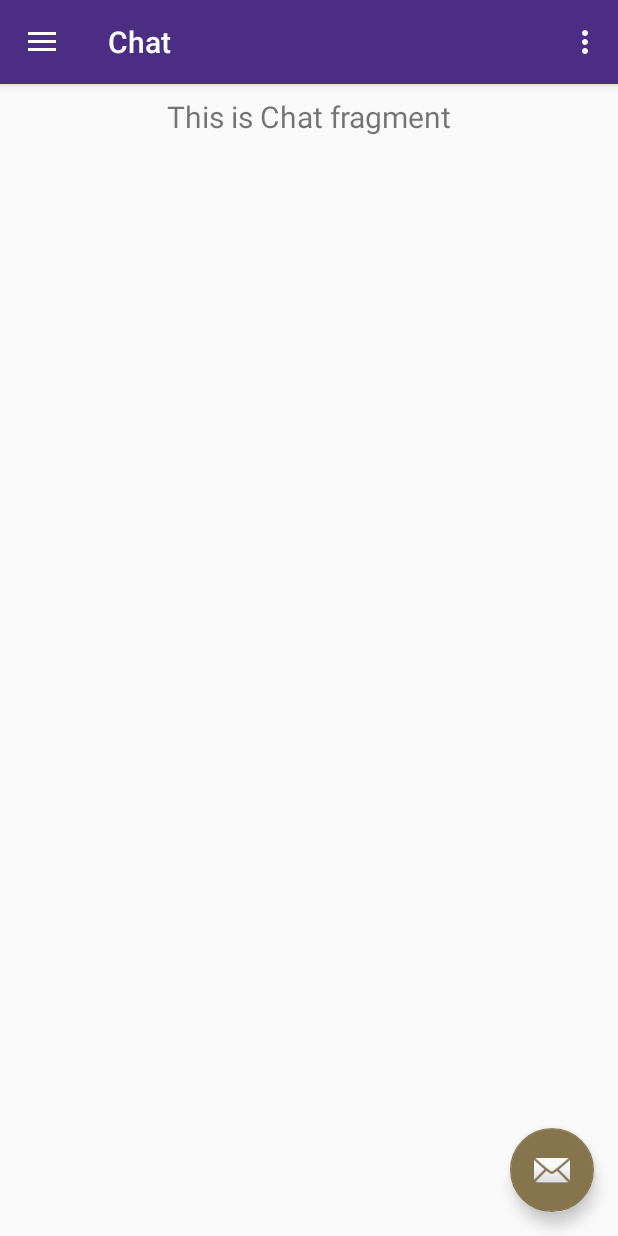
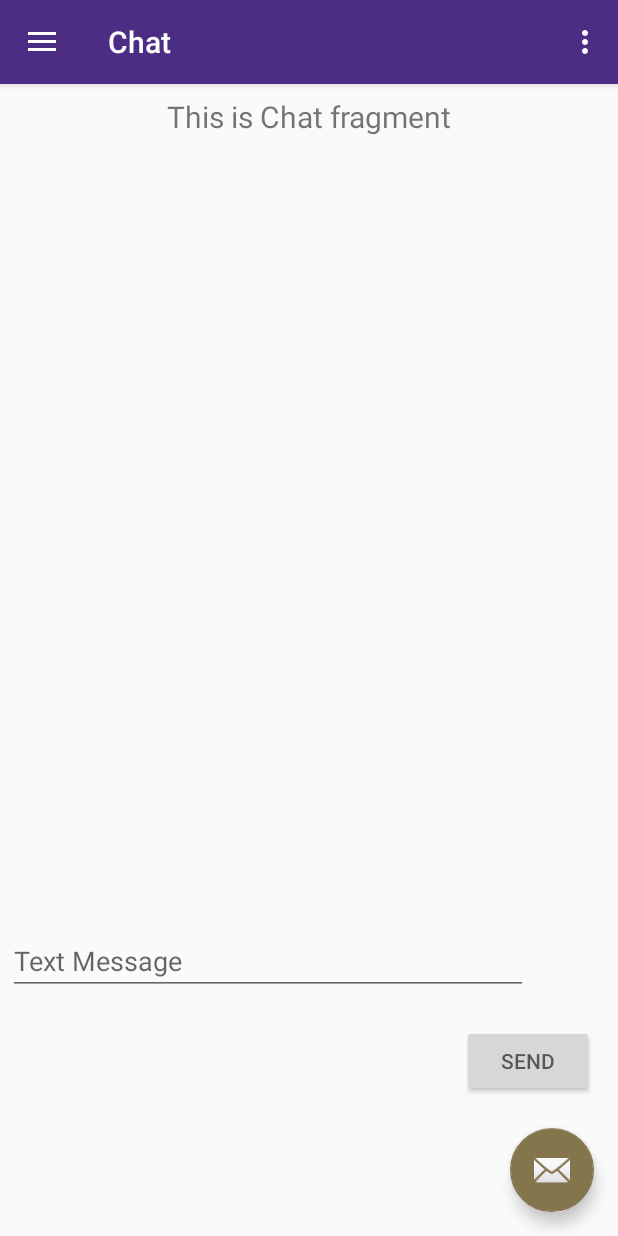
Before and after one commit to redqueentopawnfour/Team_JerrysBears_TCSS450, an Android app: the ChatFragment screen opened through its navigation route, on a phone screen of 412 x 824 dp. Run offline under Robolectric (Android 15) with nearby library versions, the phone set to English and light mode, and no system bars; our stand-ins replace navigation-ui; 4 statements that could not run were skipped.

```diff
--- a/app/src/main/java/edu/uw/tcss450/polkn/teamjerrysbearstcss450/HomeActivity.java
+++ b/app/src/main/java/edu/uw/tcss450/polkn/teamjerrysbearstcss450/HomeActivity.java
@@ -51,6 +51,7 @@ public class HomeActivity extends AppCompatActivity {
         NavController navController = Navigation.findNavController(this, R.id.nav_host_fragment);
         NavigationUI.setupActionBarWithNavController(this, navController, mAppBarConfiguration);
         NavigationUI.setupWithNavController(navigationView, navController);
+
         navController.setGraph(R.navigation.mobile_navigation,getIntent().getExtras());
     }
 
--- a/app/src/main/java/edu/uw/tcss450/polkn/teamjerrysbearstcss450/ui/home/HomeFragment.java
+++ b/app/src/main/java/edu/uw/tcss450/polkn/teamjerrysbearstcss450/ui/home/HomeFragment.java
@@ -27,6 +27,8 @@ public class HomeFragment extends Fragment {
         homeViewModel =
                 ViewModelProviders.of(this).get(HomeViewModel.class);
         View root = inflater.inflate(R.layout.fragment_home, container, false);
+
+
         final TextView textView = root.findViewById(R.id.text_home);
         homeViewModel.getText().observe(this, new Observer<String>() {
             @Override
@@ -36,12 +38,20 @@ public class HomeFragment extends Fragment {
         });
 
 
-//        HomeActivityArgs args = HomeActivityArgs.fromBundle(getArguments());
-//        Credentials credentials = args.getCredentials();
-//        ((TextView) getActivity().findViewById(R.id.text_home)).
-//                setText(credentials.getEmail());
-//        String jwt = args.getJwt();
-//        Log.d("JWT", jwt);
         return root;
     }
+
+    @Override
+    public void onViewCreated(@NonNull View view, @Nullable Bundle savedInstanceState) {
+        super.onViewCreated(view, savedInstanceState);
+
+//        TextView test = view.findViewById(R.id.textView_email);
+
+        HomeActivityArgs args = HomeActivityArgs.fromBundle(getArguments());
+        Credentials credentials = args.getCredentials();
+        ((TextView) getActivity().findViewById(R.id.text_email)).
+                setText(credentials.getEmail());
+        String jwt = args.getJwt();
+        Log.d("JWT", jwt);
+    }
 }
--- a/app/src/main/java/edu/uw/tcss450/polkn/teamjerrysbearstcss450/ui/home/HomeViewModel.java
+++ b/app/src/main/java/edu/uw/tcss450/polkn/teamjerrysbearstcss450/ui/home/HomeViewModel.java
@@ -10,7 +10,7 @@ public class HomeViewModel extends ViewModel {
 
     public HomeViewModel() {
         mText = new MutableLiveData<>();
-        mText.setValue("This is home fragment");
+        mText.setValue("Welcome to Beary Good Connection!");
     }
 
     public LiveData<String> getText() {
--- a/app/src/main/res/layout/fragment_chat.xml
+++ b/app/src/main/res/layout/fragment_chat.xml
@@ -1,6 +1,7 @@
 <?xml version="1.0" encoding="utf-8"?>
 <androidx.constraintlayout.widget.ConstraintLayout xmlns:android="http://schemas.android.com/apk/res/android"
     xmlns:app="http://schemas.android.com/apk/res-auto"
+    xmlns:tools="http://schemas.android.com/tools"
     android:layout_width="match_parent"
     android:layout_height="match_parent">
 
@@ -16,4 +17,44 @@
         app:layout_constraintEnd_toEndOf="parent"
         app:layout_constraintStart_toStartOf="parent"
         app:layout_constraintTop_toTopOf="parent" />
+
+    <com.google.android.material.textfield.TextInputLayout
+        android:id="@+id/edit_message"
+        android:layout_width="409dp"
+        android:layout_height="wrap_content"
+        android:layout_marginStart="8dp"
+        android:layout_marginEnd="8dp"
+        android:layout_marginBottom="40dp"
+        app:layout_constraintBottom_toTopOf="@+id/textInputEditText"
+        app:layout_constraintEnd_toEndOf="parent"
+        app:layout_constraintStart_toStartOf="parent"
+        app:layout_constraintTop_toTopOf="parent">
+
+    </com.google.android.material.textfield.TextInputLayout>
+
+    <com.google.android.material.textfield.TextInputEditText
+        android:id="@+id/textInputEditText"
+        android:layout_width="match_parent"
+        android:layout_height="wrap_content"
+        android:layout_marginStart="5dp"
+        android:layout_marginTop="200dp"
+        android:layout_marginEnd="60dp"
+        android:hint="@string/textMessage"
+        android:inputType="textUri|textLongMessage|datetime|text"
+        app:layout_constraintBottom_toBottomOf="parent"
+        app:layout_constraintEnd_toEndOf="parent"
+        app:layout_constraintHorizontal_bias="0.0"
+        app:layout_constraintStart_toStartOf="parent"
+        app:layout_constraintTop_toBottomOf="@+id/edit_message"
+        app:layout_constraintVertical_bias="0.14" />
+
+    <Button
+        android:id="@+id/button_send"
+        android:layout_width="wrap_content"
+        android:layout_height="wrap_content"
+        android:layout_marginTop="20dp"
+        android:layout_marginEnd="16dp"
+        android:hint="@string/MessageSend"
+        app:layout_constraintEnd_toEndOf="parent"
+        app:layout_constraintTop_toBottomOf="@+id/textInputEditText" />
 </androidx.constraintlayout.widget.ConstraintLayout>
--- a/app/src/main/res/values/strings.xml
+++ b/app/src/main/res/values/strings.xml
@@ -44,4 +44,6 @@
     <string name="menu_weather">Weather</string>
     <string name="menu_share">Share</string>
     <string name="menu_notification">Notification</string>
+    <string name="textMessage">Text Message</string>
+    <string name="MessageSend">SEND</string>
 </resources>
```
Also changed, not shown: app/src/main/java/edu/uw/tcss450/polkn/teamjerrysbearstcss450/LoginFragment.java (+16 -8 lines), app/src/main/java/edu/uw/tcss450/polkn/teamjerrysbearstcss450/RegisterFragment.java (+18 -16 lines), app/src/main/res/layout/fragment_home.xml (+16 -1 lines).
